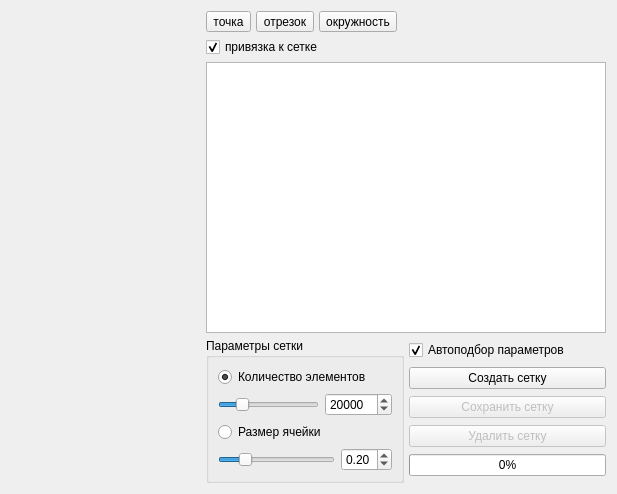
Before: the Qt Designer form source/q3mesh_builder/q3meshbuilder.ui in messteno/Q3Solver, drawn with Qt 5.
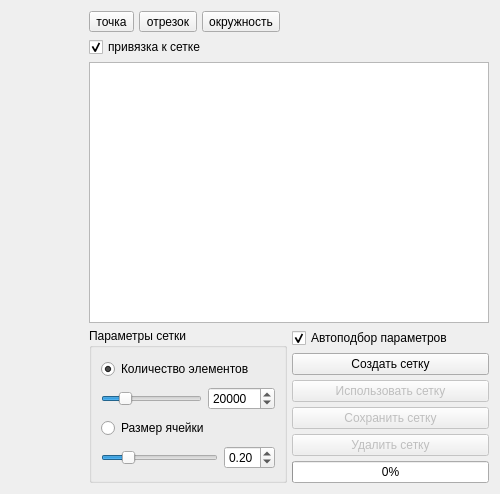
After: the same form once the commit is applied. Custom widgets are drawn as their Qt base class.

Commit message: Refactor code, fill q3mesh

```diff
--- a/source/q3mesh_builder/q3meshbuilder.ui
+++ b/source/q3mesh_builder/q3meshbuilder.ui
@@ -6,10 +6,22 @@
    <rect>
     <x>0</x>
     <y>0</y>
-    <width>617</width>
+    <width>500</width>
     <height>494</height>
    </rect>
   </property>
+  <property name="sizePolicy">
+   <sizepolicy hsizetype="MinimumExpanding" vsizetype="MinimumExpanding">
+    <horstretch>0</horstretch>
+    <verstretch>0</verstretch>
+   </sizepolicy>
+  </property>
+  <property name="minimumSize">
+   <size>
+    <width>500</width>
+    <height>400</height>
+   </size>
+  </property>
   <property name="windowTitle">
    <string>Form</string>
   </property>
@@ -23,11 +35,7 @@
       <number>5</number>
      </property>
      <item>
-      <widget class="Q3Plot" name="plotWidget" native="true">
-       <zorder></zorder>
-       <zorder></zorder>
-       <zorder></zorder>
-      </widget>
+      <widget class="Q3Plot" name="plotWidget" native="true"/>
      </item>
     </layout>
    </item>
@@ -276,6 +284,16 @@
            </property>
           </widget>
          </item>
+         <item>
+          <widget class="QPushButton" name="useMeshButton">
+           <property name="enabled">
+            <bool>false</bool>
+           </property>
+           <property name="text">
+            <string>Использовать сетку</string>
+           </property>
+          </widget>
+         </item>
          <item>
           <widget class="QPushButton" name="saveMeshButton">
            <property name="enabled">
```
The commit also changes 66 other files.
